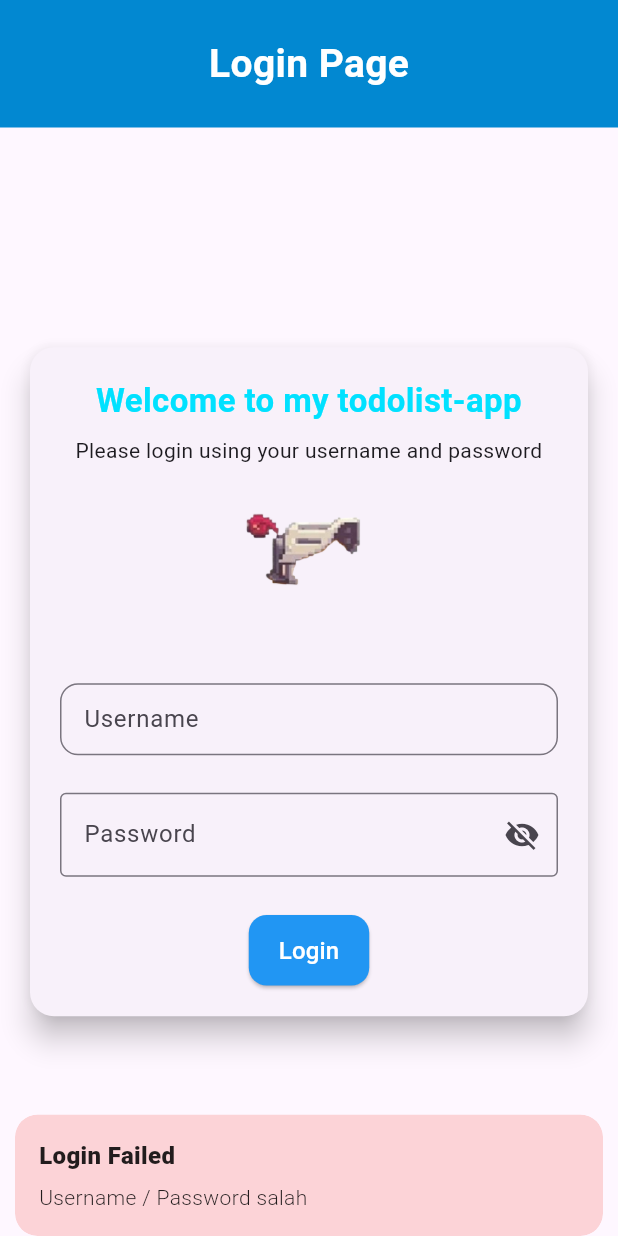
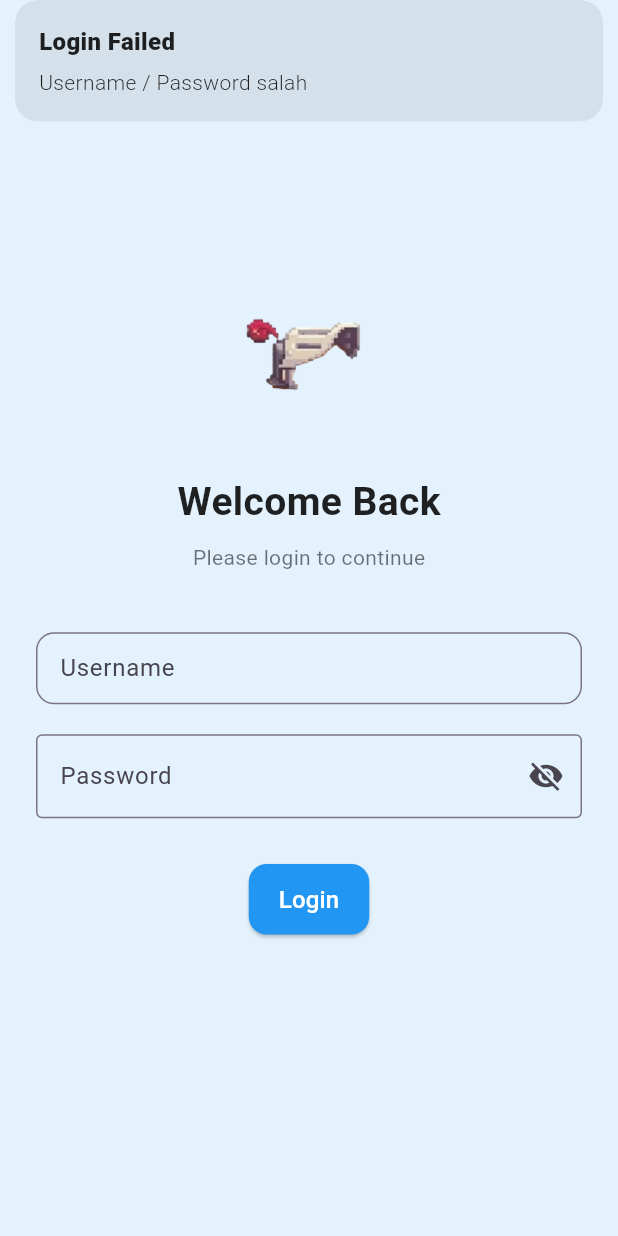
Before and after one commit to AlfianFadil/flutter_11pplg1_03_02, a Flutter app: the screen it shows after launch, after a tap on "Login", on a phone screen of 412 x 824 dp. Run offline on Flutter 3.47's test engine with Material 3 defaults, Android fonts, the phone set to English and light mode, and no system bars; our stand-ins replace get.

Commit message:
Refactor login & auth, tambah AddTodoController, cleanup UI pages

```diff
--- a/lib/controllers/auth_controller.dart
+++ b/lib/controllers/auth_controller.dart
@@ -1,12 +1,22 @@
+import 'package:flutter/material.dart';
 import 'package:get/get.dart';
 import 'package:flutter_team_03_02/routes/routes.dart';
 
 class AuthController extends GetxController {
   var isLoggedIn = false.obs;
 
-  void login(String username, String password) {
+  final usernameController = TextEditingController();
+  final passwordController = TextEditingController();
+
+  var isPasswordHidden = true.obs;
+
+  void login() {
+    final username = usernameController.text.trim();
+    final password = passwordController.text.trim();
+
     if (username == "admin" && password == "admin") {
       isLoggedIn.value = true;
+      Get.snackbar("Login Success", "Berhasil login sebagai $username");
       Get.offAllNamed(AppRoutes.dashboard);
     } else {
       Get.snackbar("Login Failed", "Username / Password salah");
@@ -14,7 +24,40 @@ class AuthController extends GetxController {
   }
 
   void logout() {
-    isLoggedIn.value = false;
-    Get.offAllNamed(AppRoutes.login);
+    Get.defaultDialog(
+      title: "Konfirmasi Logout",
+      middleText: "Apakah kamu yakin ingin keluar?",
+      textCancel: "No",
+      textConfirm: "Yes",
+      confirmTextColor: const Color.fromARGB(255, 26, 133, 255),
+      onCancel: () {},
+      onConfirm: () {
+        Get.back();
+
+        isLoggedIn.value = false;
+        usernameController.clear();
+        passwordController.clear();
+
+        Get.snackbar(
+          "Logout Success",
+          "Anda sudah keluar",
+          snackPosition: SnackPosition.BOTTOM,
+          backgroundColor: const Color.fromRGBO(76, 175, 80, 0.2),
+          colorText: Colors.black,
+          margin: const EdgeInsets.all(12),
+          borderRadius: 8,
+        );
+
+        Get.offAllNamed(AppRoutes.login);
+      },
+      barrierDismissible: false,
+    );
+  }
+
+  @override
+  void onClose() {
+    usernameController.dispose();
+    passwordController.dispose();
+    super.onClose();
   }
 }
--- a/lib/history_page.dart
+++ b/lib/history_page.dart
@@ -13,11 +13,10 @@ class HistoryPage extends StatelessWidget {
     return Scaffold(
       body: Column(
         children: [
-          // 🔹 Block warna untuk judul "History"
           Container(
             width: double.infinity,
             padding: const EdgeInsets.all(20),
-            color: Colors.blueAccent, // ganti sesuai tema kamu
+            color: Colors.blueAccent,
             child: const Text(
               "History",
               textAlign: TextAlign.center,
@@ -29,7 +28,6 @@ class HistoryPage extends StatelessWidget {
             ),
           ),
 
-          // 🔹 Isi utama halaman
           Expanded(
             child: Obx(() {
               if (todoController.history.isEmpty) {
@@ -40,6 +38,7 @@ class HistoryPage extends StatelessWidget {
                   ),
                 );
               }
+
               return ListView.builder(
                 itemCount: todoController.history.length,
                 itemBuilder: (context, index) {
--- a/lib/login_page.dart
+++ b/lib/login_page.dart
@@ -1,171 +1,81 @@
 import 'package:flutter/material.dart';
 import 'package:get/get.dart';
+import 'package:flutter_team_03_02/controllers/auth_controller.dart';
 import 'package:flutter_team_03_02/widgets/widget_button.dart';
 import 'package:flutter_team_03_02/widgets/widget_textfield.dart';
-import 'package:flutter_team_03_02/routes/routes.dart';
 
-class LoginPage extends StatefulWidget {
+class LoginPage extends StatelessWidget {
   LoginPage({super.key});
 
-  @override
-  State<LoginPage> createState() => _LoginPageState();
-}
-
-class _LoginPageState extends State<LoginPage> {
-  final TextEditingController controllerUsername = TextEditingController();
-  final TextEditingController controllerPassword = TextEditingController();
-  String statusLogin = "login status";
-
-  bool isPasswordHidden = true; //  untuk toggle hide/show
-
-  void _showConfirmDialog() {
-    Get.defaultDialog(
-      title: "Konfirmasi",
-      middleText: "Masuk sebagai \"${controllerUsername.text}\"?",
-      textCancel: "No",
-      textConfirm: "Yes",
-      confirmTextColor: const Color.fromARGB(255, 26, 133, 255),
-      onCancel: () {}, // jika No ditekan
-      onConfirm: () {
-        Get.back(); // tutup dialog
-
-        // ✅ Snackbar berhasil login
-        Get.snackbar(
-          "Login Success",
-          "Berhasil login sebagai ${controllerUsername.text}",
-          snackPosition: SnackPosition.BOTTOM,
-          backgroundColor:const Color.fromRGBO(76, 175, 80, 0.2),
-          duration: const Duration(seconds: 2), // hilang otomatis 2 detik
-        );
-
-        Get.offAllNamed(AppRoutes.dashboard); // lanjut ke dashboard
-      },
-      barrierDismissible: false, // tidak bisa klik luar dialog
-    );
-  }
+  final controller = Get.find<AuthController>();
 
   @override
   Widget build(BuildContext context) {
     return Scaffold(
-      body: Column(
+      backgroundColor: Colors.blue[50],
+      body: Center(
+        child: SingleChildScrollView(
+          padding: const EdgeInsets.all(24),
+          child: Column(
+            mainAxisAlignment: MainAxisAlignment.center,
             children: [
-          // 🔹 Block warna hijau di atas
-          Container(
-            width: double.infinity,
-            padding: const EdgeInsets.symmetric(vertical: 24),
-            color: Colors.lightBlue[700],
-            child: const Center(
-              child: Text(
-                "Login Page",
+              Image.asset(
+                "assets/image/login.png",
+                width: 100,
+                height: 100,
+                fit: BoxFit.contain,
+              ),
+
+              const SizedBox(height: 16),
+
+              const Text(
+                "Welcome Back",
                 style: TextStyle(
                   fontSize: 26,
                   fontWeight: FontWeight.bold,
-                  color: Colors.white,
+                  color: Colors.black87,
                 ),
-              ),
-            ),
-          ),
-
-          // 🔹 Isi body
-          Expanded(
-            child: Center(
-              child: SingleChildScrollView(
-                padding: const EdgeInsets.all(16),
-                child: Card(
-                  elevation: 8,
-                  shape: RoundedRectangleBorder(
-                    borderRadius: BorderRadius.circular(16),
-                  ),
-                  child: Padding(
-                    padding: const EdgeInsets.all(20),
-                    child: Column(
-                      mainAxisSize: MainAxisSize.min,
-                      children: [
-                        const Text(
-                          "Welcome to my todolist-app",
-                          style: TextStyle(
-                            fontSize: 22,
-                            color: Color.fromARGB(255, 1, 225, 255),
-                            fontWeight: FontWeight.bold,
-                          ),
-                          textAlign: TextAlign.center,
               ),
               const SizedBox(height: 8),
               const Text(
-                          "Please login using your username and password",
-                          textAlign: TextAlign.center,
+                "Please login to continue",
+                style: TextStyle(color: Colors.black54),
+              ),
+              const SizedBox(height: 40),
+
+              MyTextField(
+                textEditingController: controller.usernameController,
+                labelText: "Username",
               ),
               const SizedBox(height: 20),
 
-                        // Image
-                        Image.asset(
-                          'assets/image/login.png',
-                          width: 100,
-                          height: 100,
-                        ),
-
-                        const SizedBox(height: 25),
-
-                        // Username input
-                        MyTextField(
-                          textEditingController: controllerUsername,
-                          labelText: "Username",
-                        ),
-
-                        const SizedBox(height: 25),
-
-                        // Password input dengan show/hide
-                        TextField(
-                          controller: controllerPassword,
-                          obscureText: isPasswordHidden,
+              Obx(() => TextField(
+                    controller: controller.passwordController,
+                    obscureText: controller.isPasswordHidden.value,
                     decoration: InputDecoration(
                       labelText: "Password",
                       border: const OutlineInputBorder(),
                       suffixIcon: IconButton(
                         icon: Icon(
-                                isPasswordHidden
+                          controller.isPasswordHidden.value
                               ? Icons.visibility_off
                               : Icons.visibility,
                         ),
-                              onPressed: () {
-                                setState(() {
-                                  isPasswordHidden = !isPasswordHidden;
-                                });
-                              },
+                        onPressed: () => controller.isPasswordHidden.value =
+                            !controller.isPasswordHidden.value,
                       ),
                     ),
-                        ),
+                  )),
+              const SizedBox(height: 30),
 
-                        const SizedBox(height: 25),
-
-                        // Button Login
               CustomButton(
                 text: "Login",
-                          onPressed: () {
-                            if (controllerUsername.text == "admin" &&
-                                controllerPassword.text == "admin") {
-                              // ✅ Tampilkan konfirmasi pakai GetX
-                              _showConfirmDialog();
-                            } else {
-                              Get.snackbar(
-                                "Login Failed",
-                                "Username / Password salah",
-                                snackPosition: SnackPosition.BOTTOM,
-                                backgroundColor: const Color.fromRGBO(
-                                    244, 67, 54, 0.2), // merah 20%
-                              );
-                            }
-                          },
+                onPressed: () => controller.login(),
               ),
             ],
           ),
         ),
       ),
-              ),
-            ),
-          ),
-        ],
-      ),
     );
   }
 }
--- a/lib/main.dart
+++ b/lib/main.dart
@@ -10,7 +10,6 @@ void main() {
 class MyApp extends StatelessWidget {
   const MyApp({super.key});
 
-  // This widget is the root of your application.
   @override
   Widget build(BuildContext context) {
     return GetMaterialApp(
```
Also changed, not shown: lib/add_todo_page.dart (+17 -30 lines), lib/controllers/add_todo_controller.dart (added, +33 -0 lines), lib/controllers/home_controller.dart (+22 -1 lines), lib/controllers/todo_controller.dart (+12 -7 lines), lib/dashboard_page.dart (+4 -15 lines), lib/home_page.dart (+4 -4 lines), lib/profil_page.dart (+4 -32 lines). Lines whose indentation alone changed are shown as unchanged.
